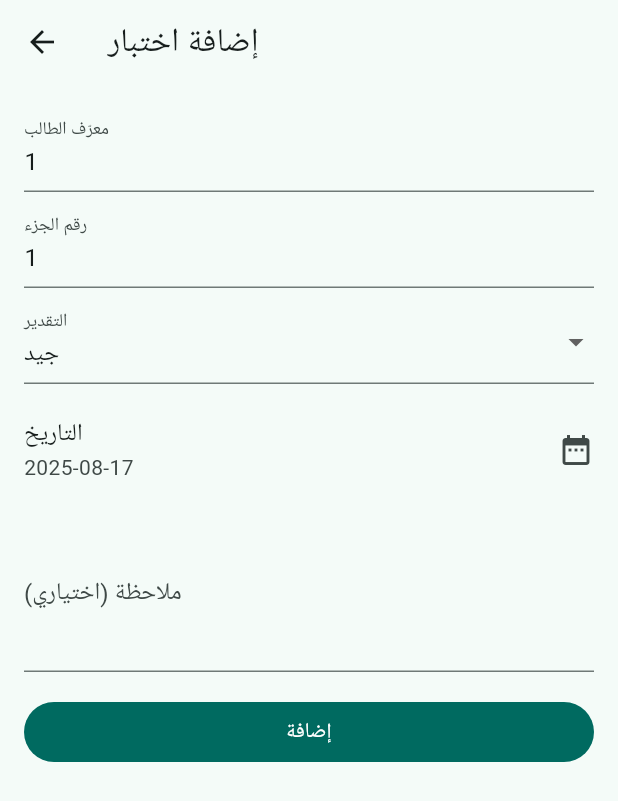
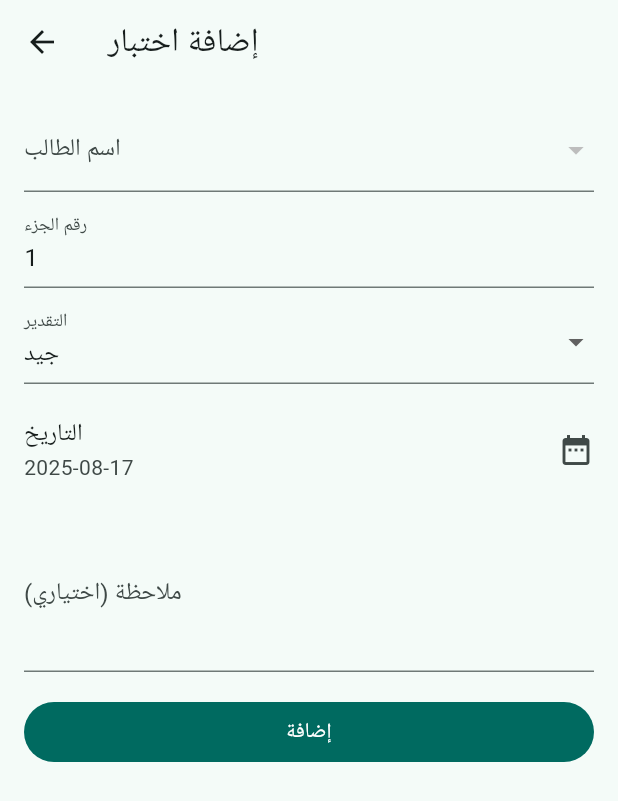
Before and after one commit to githubmohammad1/quran_progress_app, a Flutter app: the TestsListScreen screen opened by its route, after a tap on "إضافة", on a phone screen of 412 x 824 dp. Shown: the top 801 px of the screen. Run offline on Flutter 3.47's test engine with Material 3 defaults, Android fonts, the phone set to English and light mode, and no system bars; our stand-ins replace dio, shared_preferences; accounts and stored records are empty; network calls fail.

Commit message:
this version is work kefol

```diff
--- a/lib/main.dart
+++ b/lib/main.dart
@@ -99,7 +99,7 @@ class MyApp extends StatelessWidget {
         GlobalWidgetsLocalizations.delegate,
       ],
 
-      home: const TeacherDashboard(),
+      home: const LoginScreen(),
       routes: {
         '/login': (_) => const LoginScreen(),
         '/recordRecitation': (_) => const ProgressTakeScreen(),
--- a/lib/models/student.dart
+++ b/lib/models/student.dart
@@ -1,13 +1,15 @@
 class Student {
   final int id;
   final String name;
-  final String fatherName;
-  final String motherName;
+
   final int age;
   final DateTime registrationDate;
-  final String phoneNumber;
-  final String email;
-  final String address;
+final String? fatherName;
+final String? motherName;
+final String? phoneNumber;
+final String? email;
+final String? address;
+
 
   Student({
     required this.id,
--- a/lib/providers/student_provider.dart
+++ b/lib/providers/student_provider.dart
@@ -20,8 +20,10 @@ class StudentProvider extends ChangeNotifier {
     _setLoading(true);
     try {
       _items = await _api.fetchStudents();
+      print("dddddddddddddddddddddddddddddd");
       _error = null;
     } on DioException catch (e) {
+
       _error = _msg(e);
     } catch (e) {
       _error = e.toString();
--- a/lib/screens/tests_list_screen.dart
+++ b/lib/screens/tests_list_screen.dart
@@ -2,6 +2,7 @@ import 'package:flutter/material.dart';
 import 'package:provider/provider.dart';
 import '../../models/test.dart';
 import '../../providers/tests_provider.dart';
+import '../../providers/student_provider.dart';
 
 import 'widgets/test_form.dart';
 
@@ -16,68 +17,69 @@ class _TestsListScreenState extends State<TestsListScreen> {
   @override
   void initState() {
     super.initState();
-    // تحميل القائمة عند الدخول
-    Future.microtask(() => context.read<TestsProvider>().fetch());
+    Future.microtask(() async {
+      await context.read<StudentProvider>().fetchAll();
+      await context.read<TestsProvider>().fetch();
+    });
   }
 
   @override
   Widget build(BuildContext context) {
     return Scaffold(
       appBar: AppBar(title: const Text('الاختبارات')),
-      body: Consumer<TestsProvider>(
-        builder: (context, provider, _) {
-          if (provider.loading) {
+      body: Consumer2<TestsProvider, StudentProvider>(
+        builder: (context, testsPvd, studentsPvd, _) {
+          if (testsPvd.loading) {
             return const Center(child: CircularProgressIndicator());
           }
-          if (provider.error != null) {
-            return Center(
-              child: Padding(
-                padding: const EdgeInsets.all(16),
-                child: Column(
-                  mainAxisSize: MainAxisSize.min,
-                  children: [
-                    Text(
-                      provider.error!,
-                      textAlign: TextAlign.center,
-                      style: Theme.of(context).textTheme.bodyLarge,
-                    ),
-                    const SizedBox(height: 12),
-                    FilledButton(
-                      onPressed: provider.fetch,
-                      child: const Text('إعادة المحاولة'),
-                    ),
-                  ],
-                ),
-              ),
-            );
+          if (testsPvd.error != null) {
+            return _buildError(testsPvd);
           }
-          if (provider.items.isEmpty) {
+          if (testsPvd.items.isEmpty) {
             return const Center(child: Text('لا توجد اختبارات بعد'));
           }
 
+          // -------- التجميع حسب اسم الطالب --------
+          final grouped = <String, List<Test>>{};
+          for (final t in testsPvd.items) {
+            final studentName = studentsPvd.getById(t.student)?.name ?? 'غير معروف';
+            grouped.putIfAbsent(studentName, () => []).add(t);
+          }
+          final studentNames = grouped.keys.toList();
+
           return RefreshIndicator(
-            onRefresh: provider.fetch,
-            child: ListView.separated(
+            onRefresh: testsPvd.fetch,
+            child: ListView.builder(
               padding: const EdgeInsets.only(bottom: 88, left: 8, right: 8, top: 8),
-              itemCount: provider.items.length,
-              separatorBuilder: (_, __) => const Divider(height: 0),
-              itemBuilder: (context, index) {
-                final t = provider.items[index];
-                return ListTile(
-                  title: Text('طالب: ${t.student} | جزء: ${t.partNumber}'),
-                  subtitle: Text('التقدير: ${t.grade} • التاريخ: ${_fmtDate(t.date)}'
-                      '${t.note != null && t.note!.isNotEmpty ? ' • ملاحظة: ${t.note}' : ''}'),
-                  onTap: () async {
-                    await Navigator.push(
-                      context,
-                      MaterialPageRoute(builder: (_) => TestForm(initial: t)),
-                    );
-                    // بعد الرجوع، القائمة تكون محدّثة بواسطة المزود
-                  },
-                  trailing: IconButton(
-                    icon: const Icon(Icons.delete_outline),
-                    onPressed: () => _confirmDelete(context, t),
-                    tooltip: 'حذف',
+              itemCount: studentNames.length,
+              itemBuilder: (context, groupIndex) {
+                final name = studentNames[groupIndex];
+                final tests = grouped[name]!;
+
+                return Card(
+                  margin: const EdgeInsets.symmetric(vertical: 6),
+                  child: ExpansionTile(
+                    title: Text(name, style: const TextStyle(fontWeight: FontWeight.bold)),
+                    children: tests.map((t) {
+                      return ListTile(
+                        title: Text('جزء: ${t.partNumber}'),
+                        subtitle: Text(
+                          'التقدير: ${t.grade} • التاريخ: ${_fmtDate(t.date)}'
+                          '${t.note != null && t.note!.isNotEmpty ? ' • ملاحظة: ${t.note}' : ''}',
+                        ),
+                        onTap: () async {
+                          await Navigator.push(
+                            context,
+                            MaterialPageRoute(builder: (_) => TestForm(initial: t)),
+                          );
+                        },
+                        trailing: IconButton(
+                          icon: const Icon(Icons.delete_outline),
+                          onPressed: () => _confirmDelete(context, t, name),
+                          tooltip: 'حذف',
+                        ),
+                      );
+                    }).toList(),
                   ),
                 );
               },
@@ -91,7 +93,6 @@ class _TestsListScreenState extends State<TestsListScreen> {
             context,
             MaterialPageRoute(builder: (_) => const TestForm()),
           );
-          // بعد الرجوع، القائمة تكون محدّثة بواسطة المزود
         },
         icon: const Icon(Icons.add),
         label: const Text('إضافة'),
@@ -99,14 +100,37 @@ class _TestsListScreenState extends State<TestsListScreen> {
     );
   }
 
+  Widget _buildError(TestsProvider provider) {
+    return Center(
+      child: Padding(
+        padding: const EdgeInsets.all(16),
+        child: Column(
+          mainAxisSize: MainAxisSize.min,
+          children: [
+            Text(
+              provider.error!,
+              textAlign: TextAlign.center,
+              style: Theme.of(context).textTheme.bodyLarge,
+            ),
+            const SizedBox(height: 12),
+            FilledButton(
+              onPressed: provider.fetch,
+              child: const Text('إعادة المحاولة'),
+            ),
+          ],
+        ),
+      ),
+    );
+  }
+
   String _fmtDate(DateTime d) => d.toIso8601String().split('T').first;
 
-  Future<void> _confirmDelete(BuildContext context, Test t) async {
+  Future<void> _confirmDelete(BuildContext context, Test t, String studentName) async {
     final ok = await showDialog<bool>(
       context: context,
       builder: (_) => AlertDialog(
         title: const Text('تأكيد الحذف'),
-        content: Text('هل تريد حذف اختبار الجزء ${t.partNumber} للطالب ${t.student}?'),
+        content: Text('هل تريد حذف اختبار الجزء ${t.partNumber} للطالب $studentName؟'),
         actions: [
           TextButton(onPressed: () => Navigator.pop(context, false), child: const Text('إلغاء')),
           FilledButton(onPressed: () => Navigator.pop(context, true), child: const Text('حذف')),
--- a/lib/screens/widgets/test_form.dart
+++ b/lib/screens/widgets/test_form.dart
@@ -2,6 +2,7 @@ import 'package:flutter/material.dart';
 import 'package:provider/provider.dart';
 import '../../models/test.dart';
 import '../../providers/tests_provider.dart';
+import '../../providers/student_provider.dart';
 
 class TestForm extends StatefulWidget {
   final Test? initial;
@@ -23,6 +24,9 @@ class _TestFormState extends State<TestForm> {
   @override
   void initState() {
     super.initState();
+    // تحميل قائمة الطلاب إذا لم تكن محملة
+    Future.microtask(() => context.read<StudentProvider>().fetchAll());
+
     if (widget.initial != null) {
       final t = widget.initial!;
       _studentId = t.student;
@@ -31,7 +35,7 @@ class _TestFormState extends State<TestForm> {
       _date = t.date;
       _note = t.note;
     } else {
-      _studentId = 1;
+      _studentId = 0; // سيتم اختيار الطالب لاحقًا
       _partNumber = 1;
     }
   }
@@ -40,6 +44,8 @@ class _TestFormState extends State<TestForm> {
   Widget build(BuildContext context) {
     final grades = const ['جيد', 'جيد جدًا', 'ممتاز'];
     final isEdit = widget.initial != null;
+
+    final students = context.watch<StudentProvider>().items;
 
     return Scaffold(
       appBar: AppBar(
@@ -52,18 +58,19 @@ class _TestFormState extends State<TestForm> {
             key: _formKey,
             child: ListView(
               children: [
-                // معرّف الطالب
-                TextFormField(
-                  initialValue: _studentId.toString(),
-                  decoration: const InputDecoration(labelText: 'معرّف الطالب'),
-                  keyboardType: TextInputType.number,
-                  validator: (v) {
-                    if (v == null || v.isEmpty) return 'أدخل رقم الطالب';
-                    final n = int.tryParse(v);
-                    if (n == null || n <= 0) return 'رقم غير صالح';
-                    return null;
-                  },
-                  onSaved: (v) => _studentId = int.parse(v!),
+                // اختيار الطالب من القائمة
+                DropdownButtonFormField<int>(
+                  value: _studentId > 0 ? _studentId : null,
+                  decoration: const InputDecoration(labelText: 'اسم الطالب'),
+                  items: students
+                      .map((s) => DropdownMenuItem(
+                            value: s.id,
+                            child: Text(s.name),
+                          ))
+                      .toList(),
+                  validator: (v) =>
+                      v == null || v <= 0 ? 'اختر الطالب' : null,
+                  onChanged: (v) => setState(() => _studentId = v ?? 0),
                 ),
 
                 const SizedBox(height: 8),
@@ -163,7 +170,6 @@ class _TestFormState extends State<TestForm> {
         await provider.update(test);
       }
       if (!mounted) return;
-      // أعد نتيجة للمتصل ليتصرف (تحديث + SnackBar)
       Navigator.pop(context, true);
     } catch (e) {
       if (!mounted) return;
```
Also changed, not shown: lib/screens/login_screen.dart (+52 -44 lines), lib/screens/payments_screen.dart (+90 -25 lines), lib/services/api_service.dart (+43 -10 lines), lib/screens/widgets/student_form.dart (deleted), 2 other files.
